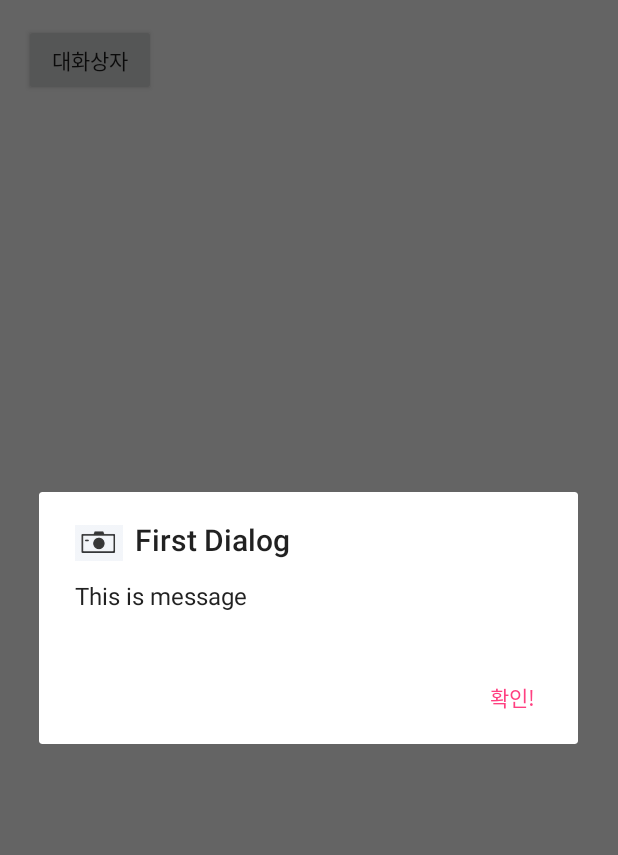
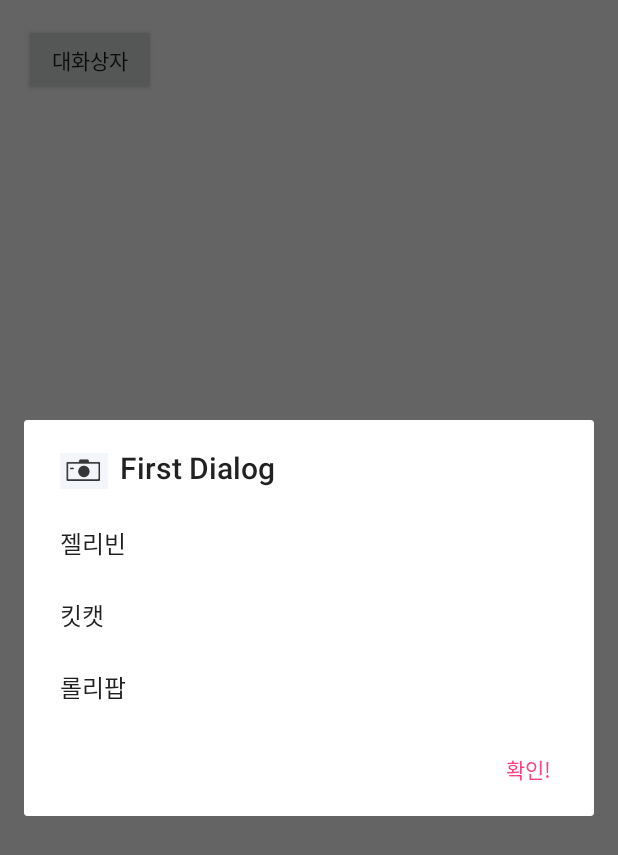
Before and after one commit to kimmsj99/Simpledialog, an Android app: the screen it shows after launch (MainActivity), after a tap on "대화상자", on a phone screen of 412 x 824 dp. Shown: the top 855 px of the screen. Run offline under Robolectric (Android 15) with nearby library versions, the phone set to English and light mode, and no system bars.

Commit message:
#4 Change list Dialog

```diff
--- a/app/src/main/java/kr/hs/emirim/ksmj0211/simpledialog/MainActivity.java
+++ b/app/src/main/java/kr/hs/emirim/ksmj0211/simpledialog/MainActivity.java
@@ -10,12 +10,13 @@ import android.widget.Button;
 import android.widget.Toast;
 
 public class MainActivity extends Activity implements View.OnClickListener {
-
+    String[] items = {"젤리빈", "킷캣", "롤리팝"};
+    Button but;
     @Override
     protected void onCreate(Bundle savedInstanceState) {
         super.onCreate(savedInstanceState);
         setContentView(R.layout.activity_main);
-        Button but = (Button)findViewById(R.id.but_dialog);
+        but = (Button)findViewById(R.id.but_dialog);
         but.setOnClickListener(this);
     }
 
@@ -23,7 +24,12 @@ public class MainActivity extends Activity implements View.OnClickListener {
     public void onClick(View v) {
         AlertDialog.Builder dialog = new AlertDialog.Builder(this);
         dialog.setTitle("First Dialog");
-        dialog.setMessage("This is message");
+        dialog.setItems(items, new DialogInterface.OnClickListener() {
+            @Override
+            public void onClick(DialogInterface dialog, int which) {
+                but.setText(items[which]);
+            }
+        });
         dialog.setIcon(R.drawable.first_icon);
         dialog.setPositiveButton("확인!", new DialogInterface.OnClickListener() {
             @Override
```
